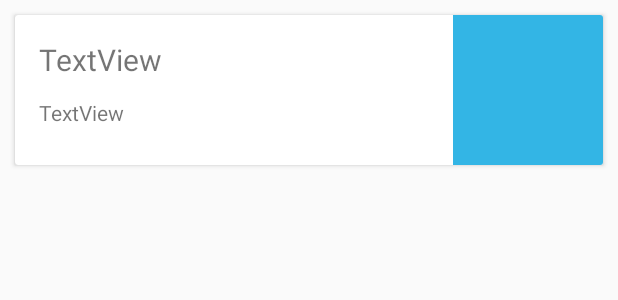
After one commit to power19942/adv-android-Pl, an Android app: the layout contact_row.xml on its own in the app's theme, with its tools: preview values and no code run, on a phone screen of 412 x 824 dp. The commit adds this screen. Shown: the top 300 px of the screen. Run offline under Robolectric (Android 15) with nearby library versions, the phone set to English and light mode, and no system bars.

Commit message:
recycler view + send data to another ctivity

```diff
--- a/app/build.gradle
+++ b/app/build.gradle
@@ -32,4 +32,6 @@ dependencies {
     testImplementation 'junit:junit:4.12'
     androidTestImplementation 'androidx.test.ext:junit:1.1.0'
     androidTestImplementation 'androidx.test.espresso:espresso-core:3.1.1'
+    implementation 'androidx.recyclerview:recyclerview:1.0.0'
+    implementation 'androidx.cardview:cardview:1.0.0'
 }
--- a/app/src/main/AndroidManifest.xml
+++ b/app/src/main/AndroidManifest.xml
@@ -12,6 +12,7 @@
         android:roundIcon="@mipmap/ic_launcher_round"
         android:supportsRtl="true"
         android:theme="@style/AppTheme">
+        <activity android:name=".SecondActivity"></activity>
         <activity android:name=".MainActivity">
             <intent-filter>
                 <action android:name="android.intent.action.MAIN" />
--- a/app/src/main/res/layout/activity_main.xml
+++ b/app/src/main/res/layout/activity_main.xml
@@ -6,8 +6,8 @@
     android:layout_height="match_parent"
     tools:context=".MainActivity">
 
-    <ListView
+    <androidx.recyclerview.widget.RecyclerView
         android:id="@+id/list"
-        android:layout_width="409dp"
-        android:layout_height="729dp" />
+        android:layout_width="match_parent"
+        android:layout_height="match_parent" />
 </LinearLayout>
--- /dev/null
+++ b/app/src/main/res/layout/contact_row.xml
@@ -0,0 +1,57 @@
+<?xml version="1.0" encoding="utf-8"?>
+<LinearLayout xmlns:android="http://schemas.android.com/apk/res/android"
+    xmlns:app="http://schemas.android.com/apk/res-auto"
+    xmlns:tools="http://schemas.android.com/tools"
+    android:layout_width="match_parent"
+    android:layout_height="wrap_content"
+    android:orientation="vertical">
+
+    <androidx.cardview.widget.CardView
+        android:id="@+id/card"
+        android:layout_width="match_parent"
+        android:layout_height="100dp"
+        android:layout_margin="10dp"
+        android:padding="10dp" >
+
+        <androidx.constraintlayout.widget.ConstraintLayout
+            android:id="@+id/relativeLayout"
+            android:layout_width="match_parent"
+            android:layout_height="match_parent">
+
+            <TextView
+                android:id="@+id/name"
+                android:layout_width="wrap_content"
+                android:layout_height="wrap_content"
+                android:layout_marginStart="16dp"
+                android:layout_marginLeft="16dp"
+                android:layout_marginTop="16dp"
+                android:text="TextView"
+                android:textSize="20dp"
+                app:layout_constraintBottom_toBottomOf="parent"
+                app:layout_constraintStart_toStartOf="parent"
+                app:layout_constraintTop_toTopOf="parent"
+                app:layout_constraintVertical_bias="0.0" />
+
+            <TextView
+                android:id="@+id/phone"
+                android:layout_width="wrap_content"
+                android:layout_height="wrap_content"
+                android:layout_marginStart="16dp"
+                android:layout_marginLeft="16dp"
+                android:text="TextView"
+                app:layout_constraintBottom_toBottomOf="parent"
+                app:layout_constraintStart_toStartOf="parent"
+                app:layout_constraintTop_toBottomOf="@+id/name"
+                app:layout_constraintVertical_bias="0.315" />
+
+            <ImageView
+                android:id="@+id/imageView"
+                android:layout_width="100dp"
+                android:layout_height="100dp"
+                app:layout_constraintBottom_toBottomOf="parent"
+                app:layout_constraintEnd_toEndOf="parent"
+                app:layout_constraintTop_toTopOf="parent"
+                app:srcCompat="@android:color/holo_blue_light" />
+        </androidx.constraintlayout.widget.ConstraintLayout>
+    </androidx.cardview.widget.CardView>
+</LinearLayout>
```
Also changed, not shown: app/src/main/java/com/example/pauloandroidcourse/MainActivity.kt (+9 -13 lines), app/src/main/java/com/example/pauloandroidcourse/RecyclerItem.kt (added, +45 -0 lines), app/src/main/java/com/example/pauloandroidcourse/SecondActivity.kt (added, +17 -0 lines), app/src/main/res/layout/activity_second.xml (added, +16 -0 lines).
